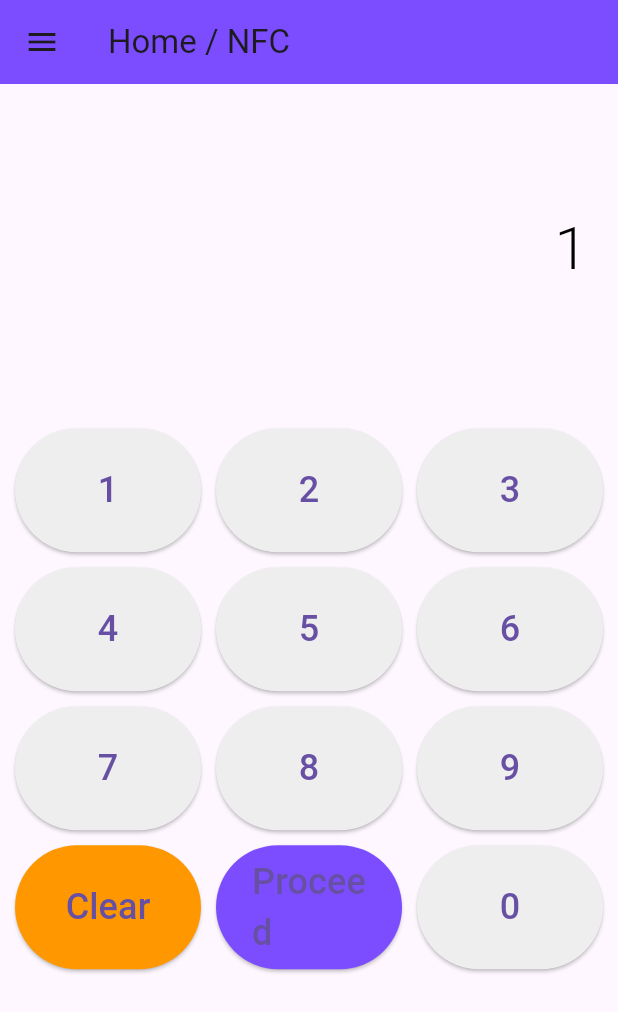
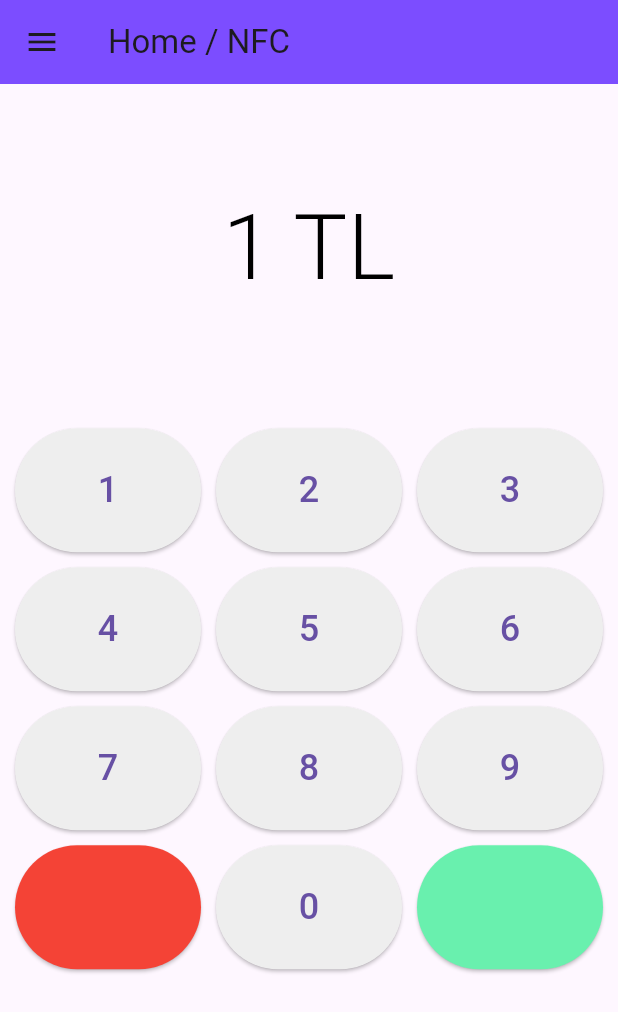
Before and after one commit to omerbsagir/flutter-sanalpos, a Flutter app: the HomeScreen screen opened by its route, after a tap on an icon or button, on a phone screen of 412 x 824 dp. Shown: the top 1012 px of the screen. Run offline on Flutter 3.47's test engine with Material 3 defaults, Android fonts, the phone set to English and light mode, and no system bars; our stand-ins replace flutter_secure_storage; missing offline and left inert: flutter_nfc_kit; accounts and stored records are empty; network calls fail.

Commit message:
Düzeltmeler yapıldı

```diff
--- a/lib/views/home_view/home_screen.dart
+++ b/lib/views/home_view/home_screen.dart
@@ -9,17 +9,20 @@ class HomeScreen extends StatefulWidget {
 
 class _HomeScreenState extends State<HomeScreen> {
   String _input = '';
+  String tlText = '';
   bool _showNFCScan = false;
 
   void _onButtonPressed(String value) {
     setState(() {
       _input += value;
+      tlText= ' TL';
     });
   }
 
   void _onClearPressed() {
     setState(() {
       _input = '';
+      tlText= '';
     });
   }
 
@@ -45,8 +48,12 @@ class _HomeScreenState extends State<HomeScreen> {
           ),
         );
         _input = '';
+        tlText = '';
+
       } else {
         setState(() {
+          _input = '';
+          tlText = '';
           _showNFCScan = false;
         });
         ScaffoldMessenger.of(context).showSnackBar(
@@ -69,6 +76,8 @@ class _HomeScreenState extends State<HomeScreen> {
       }
     } catch (e) {
       setState(() {
+        _input = '';
+        tlText = '';
         _showNFCScan = false;
       });
       ScaffoldMessenger.of(context).showSnackBar(
@@ -118,12 +127,12 @@ class _HomeScreenState extends State<HomeScreen> {
             Expanded(
               flex: 2,
               child: Container(
-                alignment: Alignment.centerRight,
+                alignment: Alignment.center,
                 padding: EdgeInsets.all(20.0),
                 child: Text(
-                  _input,
+                  _input + tlText,
                   style: TextStyle(
-                    fontSize: 40,
+                    fontSize: 60,
                     color: Colors.black,
                     fontWeight: FontWeight.w300,
                   ),
@@ -146,14 +155,11 @@ class _HomeScreenState extends State<HomeScreen> {
                     return ElevatedButton(
                       onPressed: _onClearPressed,
                       style: ElevatedButton.styleFrom(
-                        backgroundColor: Colors.orange,
+                        backgroundColor: Colors.red,
                       ),
-                      child: Text(
-                        'Clear',
-                        style: TextStyle(fontSize: 24),
-                      ),
+                      child: SizedBox.shrink(),
                     );
-                  } else if (index == 10) {
+                  } else if (index == 11) {
                     return ElevatedButton(
                       onPressed: () {
                         if (_input.isNotEmpty) {
@@ -182,14 +188,11 @@ class _HomeScreenState extends State<HomeScreen> {
                         }
                       },
                       style: ElevatedButton.styleFrom(
-                        backgroundColor: Colors.deepPurpleAccent,
+                        backgroundColor: Colors.greenAccent,
                       ),
-                      child: Text(
-                        'Proceed',
-                        style: TextStyle(fontSize: 24),
-                      ),
+                      child: SizedBox.shrink(),
                     );
-                  } else if (index == 11) {
+                  } else if (index == 10) {
                     return ElevatedButton(
                       onPressed: () => _onButtonPressed('0'),
                       style: ElevatedButton.styleFrom(
```
